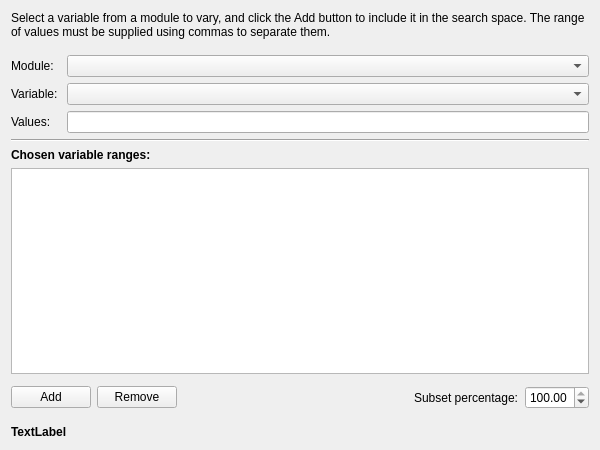
The window that designer/shared/multisensitivity.ui (DTOcean/dtocean-app) describes before a commit, drawn with Qt 5.
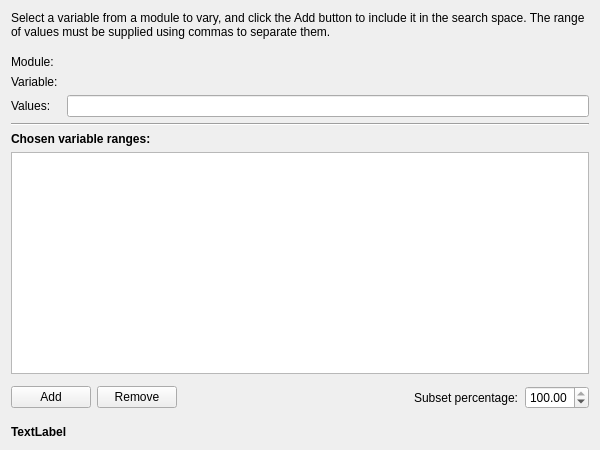
The same window after the commit.

Commit message: Use ExtendedComboBox in comparison context and senstivity strategy configurations

```diff
--- a/designer/shared/multisensitivity.ui
+++ b/designer/shared/multisensitivity.ui
@@ -49,9 +49,6 @@
        </property>
       </widget>
      </item>
-     <item row="0" column="1">
-      <widget class="QComboBox" name="modBox"/>
-     </item>
      <item row="1" column="0">
       <widget class="QLabel" name="varLabel">
        <property name="text">
@@ -59,9 +56,6 @@
        </property>
       </widget>
      </item>
-     <item row="1" column="1">
-      <widget class="QComboBox" name="varBox"/>
-     </item>
      <item row="2" column="0">
       <widget class="QLabel" name="lineLabel">
        <property name="text">
```
The commit also changes 8 other files.
